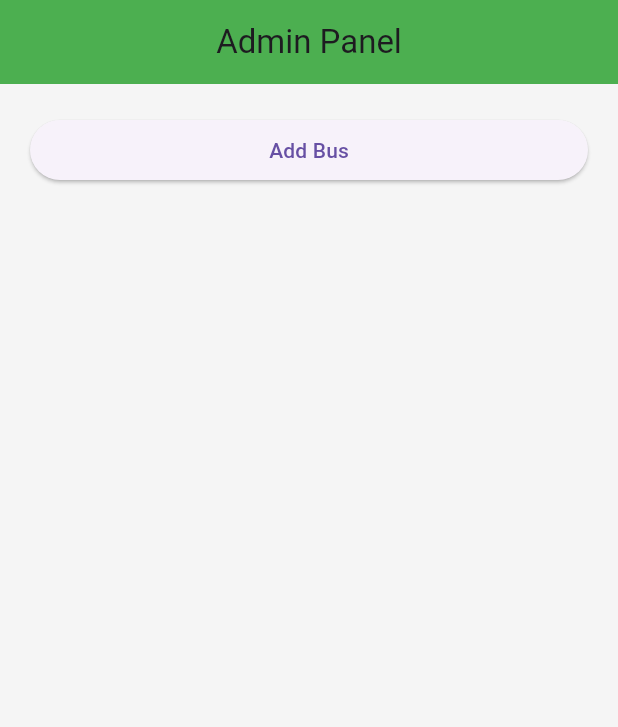
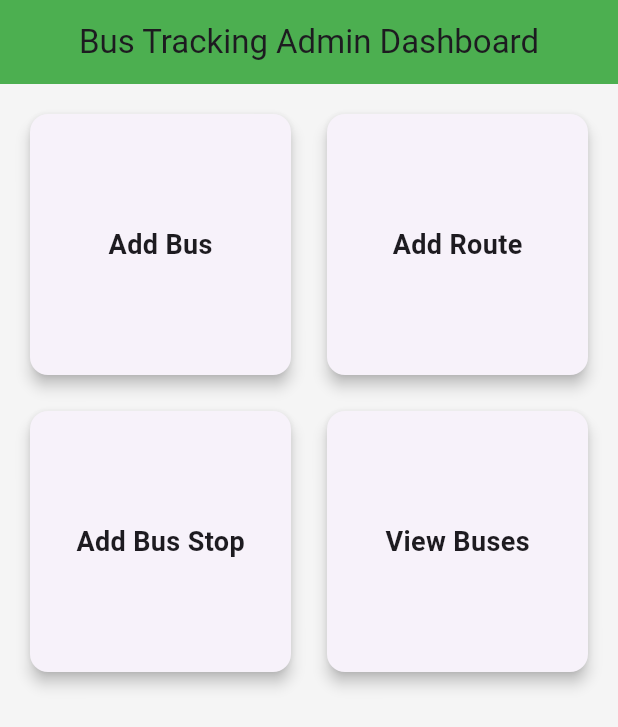
Before and after one commit to madhusudanbhandari/ktm-pbs, a Flutter app: the AdminDashboard screen opened directly, on a phone screen of 412 x 824 dp. Shown: the top 727 px of the screen. Run offline on Flutter 3.47's test engine with Material 3 defaults, Android fonts, the phone set to English and light mode, and no system bars; our stand-ins replace google_maps_flutter, shared_preferences; missing offline and left inert: flutter_polyline_points; accounts and stored records are empty.

Commit message:
admin dashboard update

```diff
--- a/flutter_application_1/lib/screens/admin/admin_dashboard.dart
+++ b/flutter_application_1/lib/screens/admin/admin_dashboard.dart
@@ -1,5 +1,8 @@
 import 'package:flutter/material.dart';
-//import 'add_bus_screen.dart';
+import 'add_bus_screen.dart';
+import 'add_route_screen.dart';
+import 'add_stop_screen.dart';
+import 'bus_list_screen.dart';
 
 class AdminDashboard extends StatelessWidget {
   const AdminDashboard({super.key});
@@ -7,20 +10,40 @@ class AdminDashboard extends StatelessWidget {
   @override
   Widget build(BuildContext context) {
     return Scaffold(
-      appBar: AppBar(title: const Text("Admin Panel")),
-      body: ListView(
-        padding: const EdgeInsets.all(20),
-        children: [
-          ElevatedButton(
-            child: const Text("Add Bus"),
-            onPressed: () {
-              // Navigator.push(
-              //   context,
-              //   MaterialPageRoute(builder: (_) => const AddBusScreen()),
-              // );
-            },
+      appBar: AppBar(
+        title: const Text("Bus Tracking Admin Dashboard"),
+        centerTitle: true,
+      ),
+      body: Padding(
+        padding: const EdgeInsets.all(16),
+        child: GridView.count(
+          crossAxisCount: 2,
+          crossAxisSpacing: 16,
+          mainAxisSpacing: 16,
+          children: [
+            _buildCard(context, "Add Bus", const AddBusScreen()),
+            _buildCard(context, "Add Route", const AddRouteScreen()),
+            _buildCard(context, "Add Bus Stop", const AddStopScreen()),
+            _buildCard(context, "View Buses", const BusListScreen()),
+          ],
+        ),
+      ),
+    );
+  }
+
+  Widget _buildCard(BuildContext context, String title, Widget screen) {
+    return GestureDetector(
+      onTap: () {
+        Navigator.push(context, MaterialPageRoute(builder: (_) => screen));
+      },
+      child: Card(
+        elevation: 4,
+        child: Center(
+          child: Text(
+            title,
+            style: const TextStyle(fontSize: 18, fontWeight: FontWeight.bold),
           ),
-        ],
+        ),
       ),
     );
   }
```
